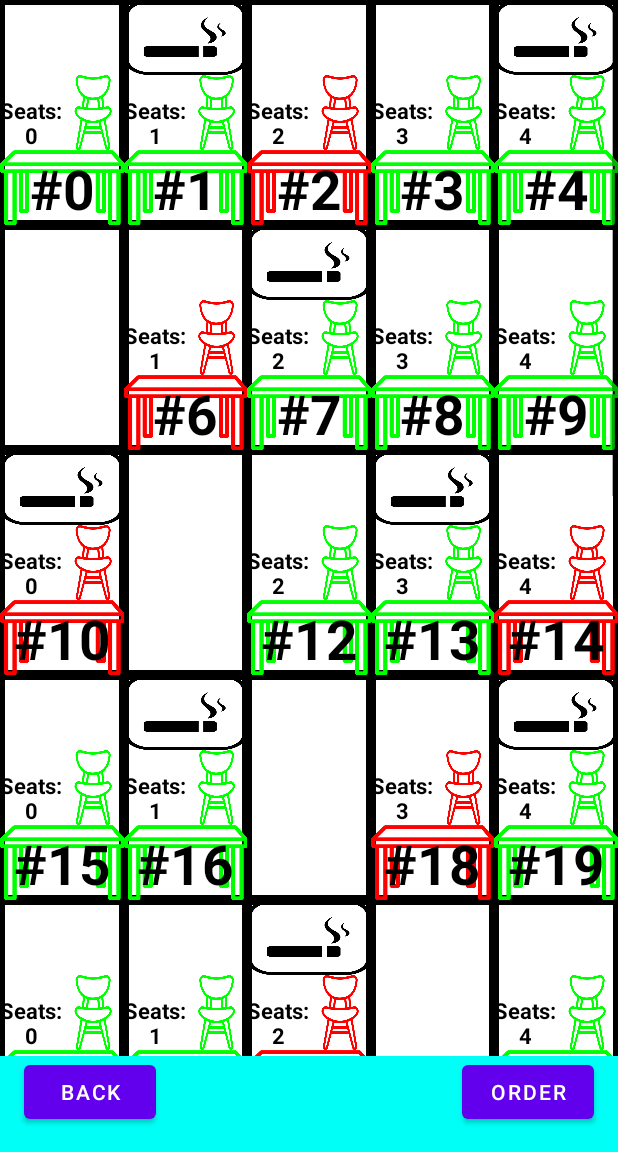
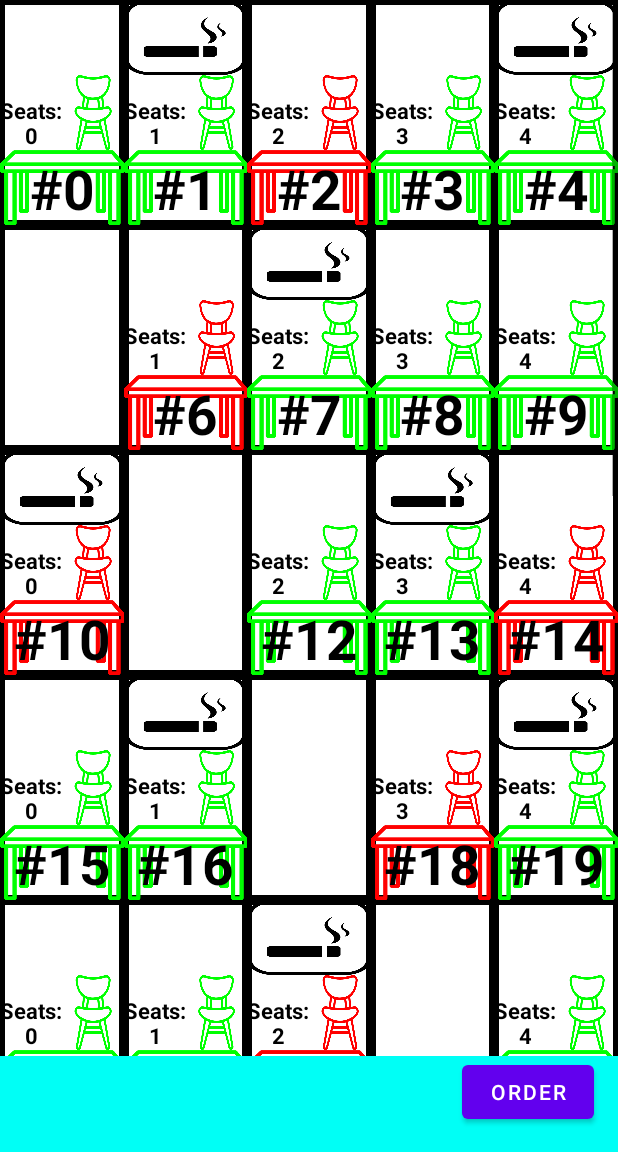
Before and after one commit to OfekSha/AndroidProject, an Android app: the TableModel screen opened directly, with no data from a screen before it, on a phone screen of 412 x 824 dp, the part 84-1236 px from its top. Run offline under Robolectric (Android 15) with nearby library versions, the phone set to English and light mode, and no system bars.

Commit message:
remove back button and test time in arrays.xml

```diff
--- a/app/src/main/res/layout/restuarant_model_view.xml
+++ b/app/src/main/res/layout/restuarant_model_view.xml
@@ -28,13 +28,4 @@
         app:layout_constraintBottom_toBottomOf="parent"
         app:layout_constraintEnd_toEndOf="parent" />
 
-    <Button
-        android:id="@+id/button4"
-        android:layout_width="wrap_content"
-        android:layout_height="wrap_content"
-        android:layout_marginStart="16dp"
-        android:layout_marginBottom="16dp"
-        android:text="Back"
-        app:layout_constraintBottom_toBottomOf="parent"
-        app:layout_constraintStart_toStartOf="parent" />
 </androidx.constraintlayout.widget.ConstraintLayout>
--- a/app/src/main/res/values/arrays.xml
+++ b/app/src/main/res/values/arrays.xml
@@ -1,7 +1,6 @@
 <?xml version="1.0" encoding="utf-8"?>
 <resources>
     <string-array name="time_array">
-        <item>03:38</item>
         <item>05:00</item>
         <item>05:30</item>
         <item>06:00</item>
```
